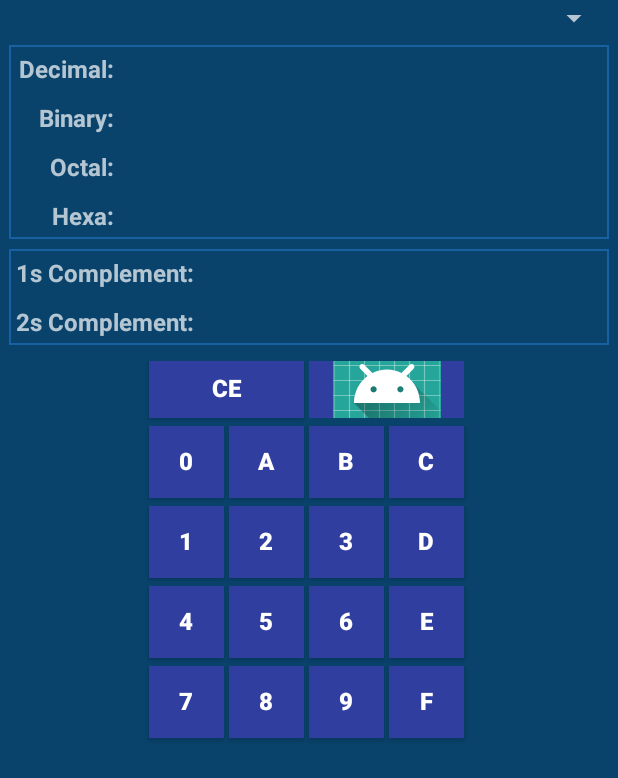
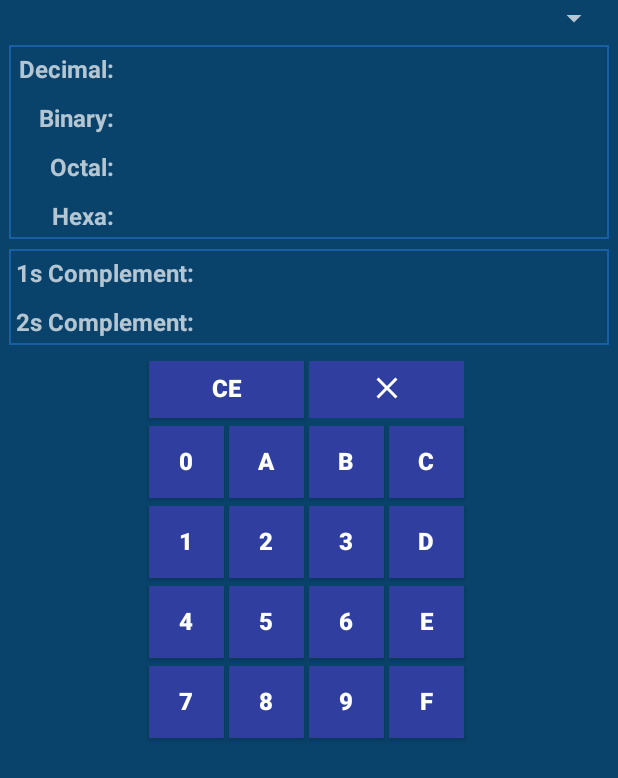
Before and after one commit to ahrasel/android-numbersystem, an Android app: the fragment ConvertNumberFM shown on its own in the app's theme, on a phone screen of 412 x 824 dp. Shown: the top 778 px of the screen. Run offline under Robolectric (Android 15) with nearby library versions, the phone set to English and light mode, and no system bars.

Commit message:
Changed Clear button image

```diff
--- /dev/null
+++ b/app/src/main/res/drawable/ic_clear_black.xml
@@ -0,0 +1,9 @@
+<vector xmlns:android="http://schemas.android.com/apk/res/android"
+        android:width="24dp"
+        android:height="24dp"
+        android:viewportWidth="24.0"
+        android:viewportHeight="24.0">
+    <path
+        android:fillColor="#FF000000"
+        android:pathData="M19,6.41L17.59,5 12,10.59 6.41,5 5,6.41 10.59,12 5,17.59 6.41,19 12,13.41 17.59,19 19,17.59 13.41,12z"/>
+</vector>
--- a/app/src/main/res/layout/fragment_convert_number_fm.xml
+++ b/app/src/main/res/layout/fragment_convert_number_fm.xml
@@ -186,9 +186,10 @@
                 <ImageButton
                     android:id="@+id/deleteButton"
                     style="@style/button_Style"
-                    android:src="@mipmap/ic_launcher"
                     android:layout_width="103dp"
-                    android:layout_height="40dp"/>
+                    android:layout_height="40dp"
+                    android:src="@drawable/ic_clear_black"
+                    android:tint="#fff" />
 
 
             </LinearLayout>
```
